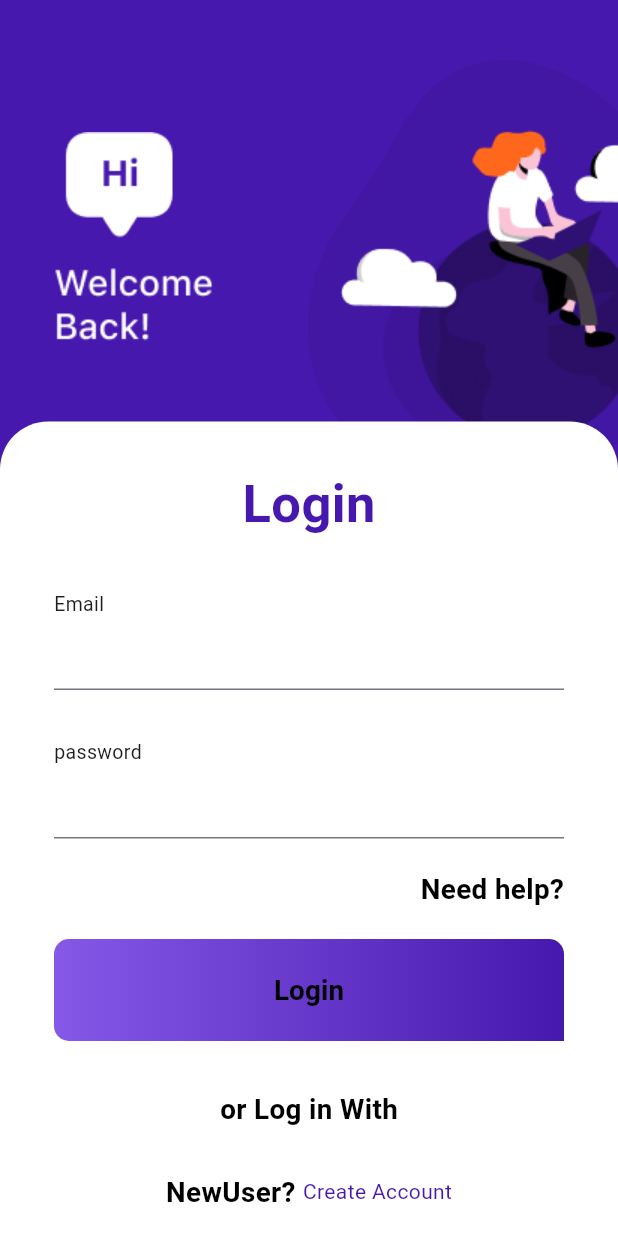
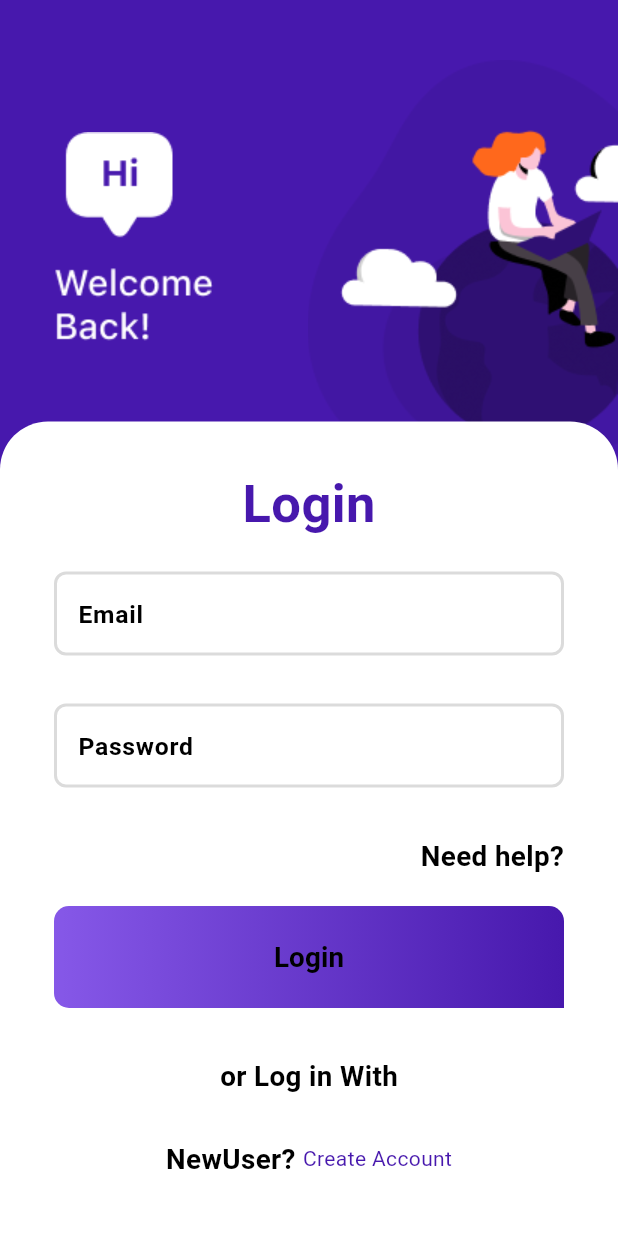
Before and after one commit to MahmoudElgaml/sadeem_task, a Flutter app: the screen it shows after launch, after a tap on "Login", on a phone screen of 412 x 824 dp. Run offline on Flutter 3.47's test engine with Material 3 defaults, Android fonts, the light colour scheme and no system bars; our stand-ins replace bloc, connectivity_plus, device_preview, dio, dropdown_button2, flutter_bloc and 13 more; accounts and stored records are empty; generated files the repository leaves out were written again; network calls fail; Roboto replaces fonts that are missing (Montserrat).

Commit message:
-upgrade logger package - make change to textfiled component - change error handler upon to error message - add bloc provider to screen - triger login function successfully

```diff
--- a/lib/config/routes/routes.dart
+++ b/lib/config/routes/routes.dart
@@ -1,5 +1,7 @@
 import 'package:flutter_bloc/flutter_bloc.dart';
 import 'package:go_router/go_router.dart';
+import 'package:sadeem_task/core/di/config.dart';
+import 'package:sadeem_task/features/auth/presentation/cubit/login_cubit.dart';
 import 'package:sadeem_task/features/auth/presentation/pages/login_screen.dart';
 import 'package:sadeem_task/features/home_layout/presentation/screens/home_layout_scren.dart';
 
@@ -14,10 +16,13 @@ class AppRoute {
           return const HomeLayoutScreen();
         },
       ),
-       GoRoute(
+      GoRoute(
         path: login,
         builder: (context, state) {
-          return const LoginScreen();
+          return BlocProvider(
+            create: (context) => getIt<LoginCubit>(),
+            child: const LoginScreen(),
+          );
         },
       ),
     ],
--- a/lib/core/error/error_handler.dart
+++ b/lib/core/error/error_handler.dart
@@ -26,8 +26,8 @@ class ErrorHandler {
   static ErrorModel serverError(int? statusCode, ErrorModel response) {
     switch (statusCode) {
       case 400:
-        return const ErrorModel(
-            message: "Bad request. Please verify your input and try again.");
+        return  ErrorModel(
+            message: "Bad request. ${response.message}");
       case 401:
       case 402:
       case 403:
--- a/lib/core/utils/component/custom_textfiled.dart
+++ b/lib/core/utils/component/custom_textfiled.dart
@@ -61,24 +61,24 @@ class CustomTextFieldOfEdit extends StatelessWidget {
           enabled: true,
           labelStyle: AppStyle.textSemiBold16(
             context,
-          ).copyWith(color: AppColor.borederColor),
+          ).copyWith(color: AppColor.blackColor),
           focusedBorder: OutlineInputBorder(
-            borderSide: const BorderSide(
-              color: AppColor.borederColor,
+            borderSide:  BorderSide(
+              color: AppColor.greyColor.withOpacity(0.5),
               width: 2,
             ),
             borderRadius: BorderRadius.circular(8),
           ),
           border: OutlineInputBorder(
-            borderSide: const BorderSide(
-              color: AppColor.borederColor,
+            borderSide:  BorderSide(
+              color: AppColor.greyColor.withOpacity(0.5),
               width: 20,
             ),
             borderRadius: BorderRadius.circular(8),
           ),
           enabledBorder: OutlineInputBorder(
-            borderSide: const BorderSide(
-              color: AppColor.borederColor,
+            borderSide:  BorderSide(
+              color: AppColor.greyColor.withOpacity(0.5),
               width: 2,
             ),
             borderRadius: BorderRadius.circular(8),
--- a/lib/features/auth/domain/repo/login_repo.dart
+++ b/lib/features/auth/domain/repo/login_repo.dart
@@ -2,7 +2,7 @@ import 'package:injectable/injectable.dart';
 import 'package:sadeem_task/core/api/api_result.dart';
 import 'package:sadeem_task/features/auth/domain/entites/request/login_request_entity.dart';
 import 'package:sadeem_task/features/auth/domain/entites/response/login_response_entity.dart';
-@injectable
+
 abstract class LoginRepo {
   Future<DataResult<LoginResponseEntity>> login(
     LoginRequestEntity loginRequestEntity);
--- a/lib/features/auth/presentation/cubit/login_cubit.dart
+++ b/lib/features/auth/presentation/cubit/login_cubit.dart
@@ -1,5 +1,8 @@
+
+
 import 'package:bloc/bloc.dart';
 import 'package:injectable/injectable.dart';
+import 'package:logger/logger.dart';
 import 'package:meta/meta.dart';
 import 'package:sadeem_task/core/api/api_result.dart';
 import 'package:sadeem_task/core/error/error_handler.dart';
@@ -10,10 +13,10 @@ import 'package:sadeem_task/features/auth/domain/use_case/login_use_case.dart';
 import 'package:sadeem_task/features/auth/presentation/cubit/auth_action.dart';
 
 part 'login_state.dart';
+
 @injectable
 class LoginCubit extends Cubit<LoginState> {
   LoginUseCase loginUseCase;
-
 
   void doAction(AuthAction action) {
     switch (action) {
@@ -21,26 +24,20 @@ class LoginCubit extends Cubit<LoginState> {
         login(action.loginRequestEntity);
     }
   }
+
   LoginCubit(this.loginUseCase) : super(LoginInitial());
-  void login(LoginRequestEntity loginRequestEntity ) async {
+  void login(LoginRequestEntity loginRequestEntity) async {
     emit(LoginLoading());
-    final result = await loginUseCase(
-      loginRequestEntity,
-    );
-   switch(result){
+    final result = await loginUseCase(loginRequestEntity);
+    switch (result) {
       case Success<LoginResponseEntity>():
         emit(LoginSuccessState(result.data));
         break;
       case Fail<LoginResponseEntity>():
+        {
+          Logger().e(ErrorHandler.handle(result.exception!).message);
           emit(LoginFailureState(ErrorHandler.handle(result.exception!)));
-
         }
     }
-
-
-
-
-
-
-
   }
+}
--- a/lib/features/auth/presentation/widgets/coatume_button.dart
+++ b/lib/features/auth/presentation/widgets/coatume_button.dart
@@ -1,13 +1,12 @@
 import 'package:flutter/material.dart';
-
 
 import '../../../../core/utils/app_style.dart';
 
 class CostumeButton extends StatelessWidget {
-  const CostumeButton({required this.title, super.key});
+  const CostumeButton({required this.title, super.key, this.onTap});
 
   final String title;
-
+  final void Function()? onTap;
   @override
   Widget build(BuildContext context) {
     return Container(
@@ -17,19 +16,19 @@ class CostumeButton extends StatelessWidget {
         borderRadius: BorderRadius.only(
           bottomLeft: Radius.circular(10),
           topLeft: Radius.circular(10),
-              topRight: Radius.circular(10)),
+          topRight: Radius.circular(10),
+        ),
         gradient: LinearGradient(
           colors: [Color(0xff8658E8), Color(0xff4718AD)],
-          )),
+        ),
+      ),
       child: ElevatedButton(
-        onPressed: () {},
+        onPressed: onTap,
         style: ElevatedButton.styleFrom(
           backgroundColor: Colors.transparent,
-            shadowColor: Colors.transparent),
-        child: Text(
-          title,
-          style: AppStyle.style18(context),
+          shadowColor: Colors.transparent,
         ),
+        child: Text(title, style: AppStyle.style18(context)),
       ),
     );
   }
--- a/lib/features/auth/presentation/widgets/login_drawer.dart
+++ b/lib/features/auth/presentation/widgets/login_drawer.dart
@@ -1,12 +1,15 @@
-
-
 import 'package:flutter/cupertino.dart';
 import 'package:flutter/material.dart';
 import 'package:flutter/widgets.dart';
+import 'package:flutter_bloc/flutter_bloc.dart';
 import 'package:gap/gap.dart';
 import 'package:go_router/go_router.dart';
 import 'package:sadeem_task/core/utils/app_color.dart';
 import 'package:sadeem_task/core/utils/app_string.dart';
+import 'package:sadeem_task/core/utils/component/custom_textfiled.dart';
+import 'package:sadeem_task/features/auth/domain/entites/request/login_request_entity.dart';
+import 'package:sadeem_task/features/auth/presentation/cubit/auth_action.dart';
+import 'package:sadeem_task/features/auth/presentation/cubit/login_cubit.dart';
 
 import '../../../../core/utils/app_style.dart';
 import '../pages/login_screen.dart';
@@ -14,8 +17,22 @@ import 'coatume_button.dart';
 import 'costume_avatar.dart';
 import 'costume_text_filed.dart';
 
-class LogInDrawer extends StatelessWidget {
+class LogInDrawer extends StatefulWidget {
   const LogInDrawer({super.key});
+
+  @override
+  State<LogInDrawer> createState() => _LogInDrawerState();
+}
+
+class _LogInDrawerState extends State<LogInDrawer> {
+  final TextEditingController _emailController = TextEditingController();
+  final TextEditingController _passwordController = TextEditingController();
+  late LoginCubit _loginCubit;
+  @override
+  void initState() {
+    _loginCubit = context.read<LoginCubit>();
+    super.initState();
+  }
 
   @override
   Widget build(BuildContext context) {
@@ -30,19 +47,24 @@ class LogInDrawer extends StatelessWidget {
           topRight: Radius.circular(32),
         ),
       ),
-      child:  SingleChildScrollView(
+      child: SingleChildScrollView(
         child: Padding(
           padding: const EdgeInsets.only(top: 30, left: 36, right: 36),
           child: Column(
             children: [
-              Text(
-                "Login",
-                style: AppStyle.style34(context),
+              Text("Login", style: AppStyle.style34(context)),
+              const Gap(20),
+              CustomTextFieldOfEdit(
+                controller: _emailController,
+                title: "Email",
+                readOnly: false,
               ),
-              const Gap(32),
-              const CostumeTextFiled(title: "Email"),
-              const Gap(32),
-              const CostumeTextFiled(title: "password"),
+              const Gap(20),
+              CustomTextFieldOfEdit(
+                controller: _passwordController,
+                title: "Password",
+                readOnly: false,
+              ),
               const Gap(20),
               Align(
                 alignment: Alignment.centerRight,
@@ -52,28 +74,32 @@ class LogInDrawer extends StatelessWidget {
                 ),
               ),
               const Gap(20),
-              const CostumeButton(
+              CostumeButton(
                 title: 'Login',
+                onTap: () {
+                  _loginCubit.doAction(
+                    AuthActionLogin(
+                      LoginRequestEntity(
+                        email: _emailController.text,
+                        password: _passwordController.text,
+                      ),
+                    ),
+                  );
+                },
               ),
               const Gap(32),
-              Text(
-                style: AppStyle.style18(context),
-                "or Log in With",
-              ),
+              Text(style: AppStyle.style18(context), "or Log in With"),
               const Gap(28),
 
               Row(
                 mainAxisAlignment: MainAxisAlignment.center,
                 children: [
-                  Text(
-                    style: AppStyle.style18(context),
-                    "NewUser? ",
-                  ),
+                  Text(style: AppStyle.style18(context), "NewUser? "),
                   InkWell(
                     onTap: () {},
                     child: const Text(
                       "Create Account",
-                      style:  TextStyle(color: AppColor.authColor),
+                      style: TextStyle(color: AppColor.authColor),
                     ),
                   ),
                 ],
--- a/pubspec.yaml
+++ b/pubspec.yaml
@@ -61,7 +61,7 @@ dependencies:
   retrofit: ^4.4.2
   injectable: ^2.5.0
   get_it: ^8.0.3
-  logger: ^2.4.0  # for logging purpose
+  logger: ^2.5.0 # for logging purpose
   json_annotation: ^4.9.0
   device_preview: ^1.2.0
   # iOS style icons
```
Also changed, not shown: lib/core/di/config.config.dart. Lines whose indentation alone changed are shown as unchanged.
